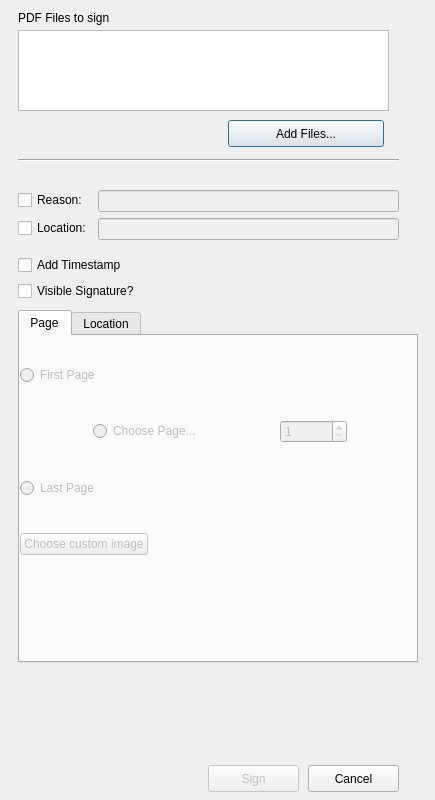
Before: the Qt Designer form pteid-mw-pt/_src/eidmw/eidgui/PDFSignWindow.ui in amagovpt/autenticacao.gov, drawn with Qt 5.
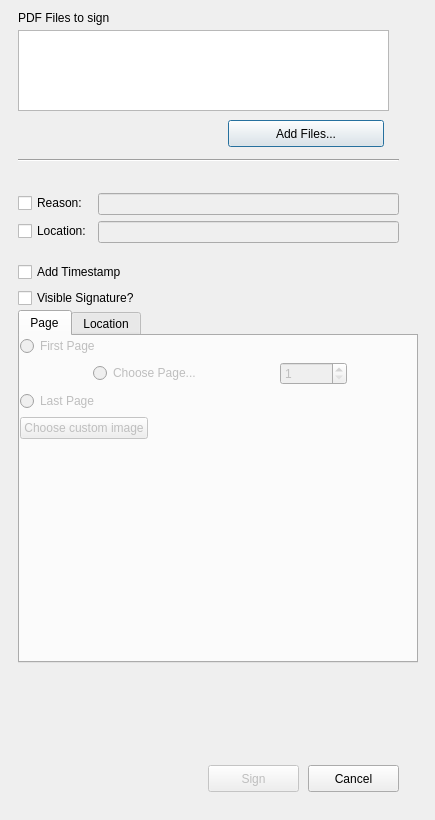
After: the same form once the commit is applied. Custom widgets are drawn as their Qt base class.

```diff
--- a/pteid-mw-pt/_src/eidmw/eidgui/PDFSignWindow.ui
+++ b/pteid-mw-pt/_src/eidmw/eidgui/PDFSignWindow.ui
@@ -7,7 +7,7 @@
     <x>0</x>
     <y>0</y>
     <width>435</width>
-    <height>800</height>
+    <height>820</height>
    </rect>
   </property>
   <property name="sizePolicy">
@@ -25,7 +25,7 @@
      <x>8</x>
      <y>0</y>
      <width>420</width>
-     <height>795</height>
+     <height>815</height>
     </rect>
    </property>
    <property name="sizePolicy">
@@ -189,7 +189,7 @@
           <item>
            <widget class="QLabel" name="label_selectedimg">
             <property name="sizePolicy">
-             <sizepolicy hsizetype="Maximum" vsizetype="Maximum">
+             <sizepolicy hsizetype="Maximum" vsizetype="Expanding">
               <horstretch>0</horstretch>
               <verstretch>0</verstretch>
              </sizepolicy>
@@ -329,7 +329,7 @@
       <x>10</x>
       <y>180</y>
       <width>381</width>
-      <height>121</height>
+      <height>128</height>
      </rect>
     </property>
     <layout class="QVBoxLayout" name="vertical_top">
```
Left out of the diff: 10 changed lines with no effect on the pictures.
